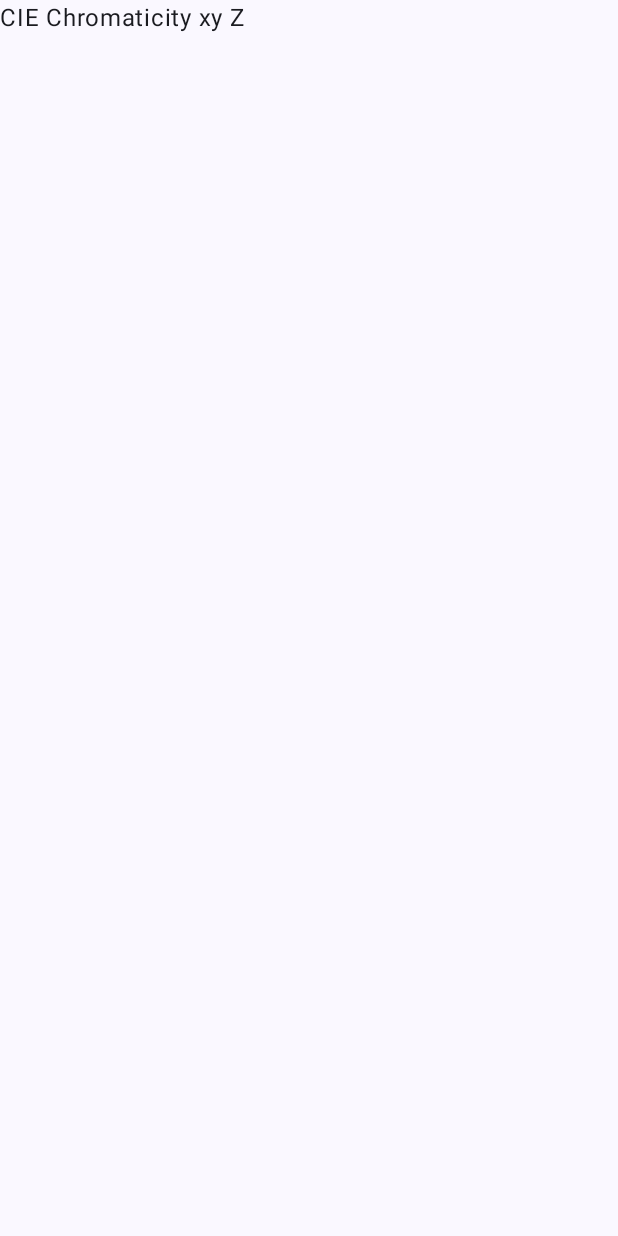
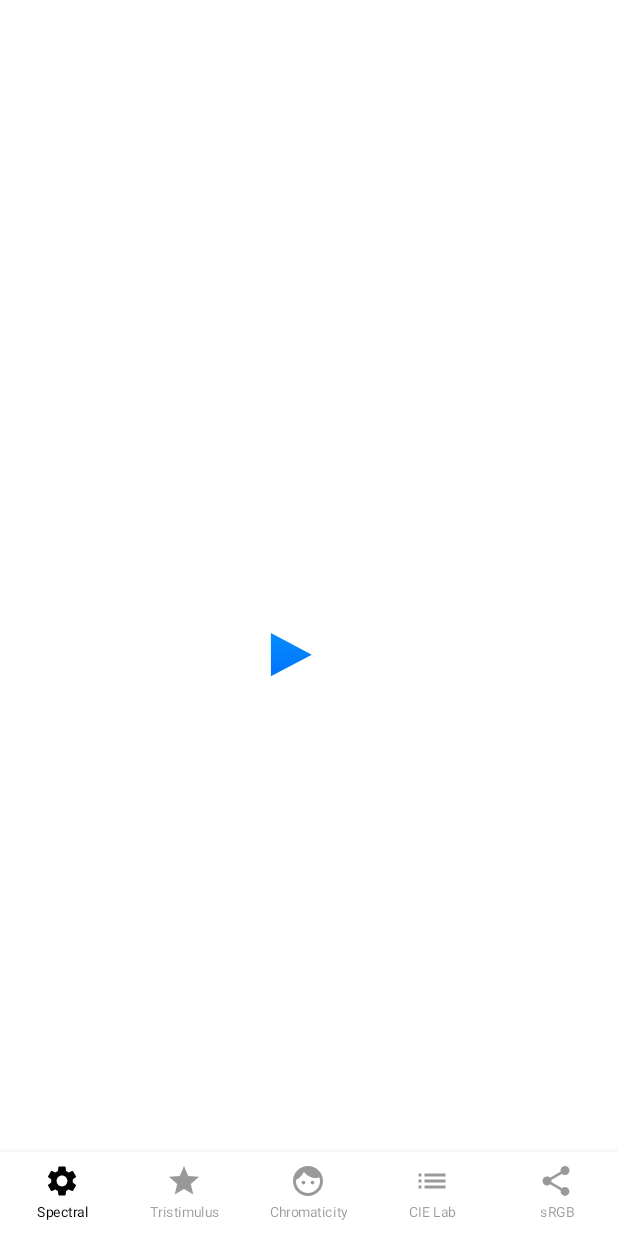
Before and after one commit to yeuchi/colorbration, an Android app built with Jetpack Compose: the ChromaticityActivity screen opened directly, with no data from a screen before it, on a phone screen of 412 x 824 dp. Before the commit the screen is almost empty. Run offline under Robolectric (Android 15) with nearby library versions, the phone set to English and light mode, and no system bars; our stand-ins replace Dagger/Hilt's generated code.

Commit message:
WIP
work in progress
1. adding chromaticity viewmodel

```diff
--- a/android/Colorbration/app/src/main/java/com/ctyeung/colorbration/CIE_LabActivity.kt
+++ b/android/Colorbration/app/src/main/java/com/ctyeung/colorbration/CIE_LabActivity.kt
@@ -12,6 +12,9 @@ import androidx.compose.ui.Modifier
 import com.ctyeung.colorbration.ui.theme.ColorbrationTheme
 import dagger.hilt.android.AndroidEntryPoint
 
+/*
+ * TODO Calculate CIE L*a*b* value and render 3D volume
+ */
 @AndroidEntryPoint
 class CIE_LabActivity : ComponentActivity() {
     override fun onCreate(savedInstanceState: Bundle?) {
--- a/android/Colorbration/app/src/main/java/com/ctyeung/colorbration/ChromaticityActivity.kt
+++ b/android/Colorbration/app/src/main/java/com/ctyeung/colorbration/ChromaticityActivity.kt
@@ -1,32 +1,114 @@
 package com.ctyeung.colorbration
 
-import androidx.appcompat.app.AppCompatActivity
+import android.annotation.SuppressLint
+import android.graphics.PointF
 import android.os.Bundle
 import androidx.activity.ComponentActivity
 import androidx.activity.compose.setContent
+import androidx.activity.viewModels
+import androidx.compose.foundation.Canvas
+import androidx.compose.foundation.layout.Arrangement
+import androidx.compose.foundation.layout.Column
 import androidx.compose.foundation.layout.fillMaxSize
+import androidx.compose.foundation.layout.padding
+import androidx.compose.foundation.layout.size
+import androidx.compose.material.Scaffold
 import androidx.compose.material3.MaterialTheme
 import androidx.compose.material3.Surface
 import androidx.compose.material3.Text
+import androidx.compose.runtime.Composable
+import androidx.compose.ui.Alignment
+import androidx.compose.ui.ExperimentalComposeUiApi
 import androidx.compose.ui.Modifier
+import androidx.compose.ui.graphics.Brush
+import androidx.compose.ui.graphics.Color
+import androidx.compose.ui.graphics.Path
+import androidx.compose.ui.graphics.StrokeCap
+import androidx.compose.ui.graphics.drawscope.Stroke
+import androidx.compose.ui.unit.dp
+import androidx.lifecycle.Observer
 import com.ctyeung.colorbration.ui.theme.ColorbrationTheme
+import com.ctyeung.colorbration.viewmodels.ChromaticEvent
+import com.ctyeung.colorbration.viewmodels.ChromaticityViewModel
 import dagger.hilt.android.AndroidEntryPoint
 
+/*
+ * TODO calculate xy Y and render chromaticity diagram
+ */
 @AndroidEntryPoint
 class ChromaticityActivity : ComponentActivity() {
+    val viewModel: ChromaticityViewModel by viewModels()
+
     override fun onCreate(savedInstanceState: Bundle?) {
         super.onCreate(savedInstanceState)
         setContent {
             ColorbrationTheme {
-                // A surface container using the 'background' color from the theme
-                Surface(
-                    modifier = Modifier.fillMaxSize(),
-                    color = MaterialTheme.colorScheme.background
-                ) {
-                    Text(text = "CIE Chromaticity xy Z")
+                ComposeScreen(emptyList())
+            }
+        }
+    }
 
+    override fun onResume() {
+        super.onResume()
+        viewModel.event.observe(this, Observer(::onViewModelEvent))
+    }
+
+    fun onViewModelEvent(event: ChromaticEvent) {
+        setContent {
+            ColorbrationTheme {
+                when(event) {
+                    is ChromaticEvent.InProgress -> ComposeSpinner()
+                    is ChromaticEvent.Success -> ComposeScreen(event.points)
+                    is ChromaticEvent.Error -> ComposeError(error = event.msg)
+                    else -> {}
                 }
             }
         }
     }
+
+    @SuppressLint("UnusedMaterialScaffoldPaddingParameter")
+    @Composable
+    private fun ComposeScreen(points: List<PointF>) {
+        Scaffold(
+            bottomBar = { BottomNavigation(BottomNavItem.Spectral.screen_route, this) },
+            content = { Render(points) }
+        )
+    }
+
+    @Composable
+    private fun Render(points:List<PointF>) {
+        Column(
+            // in this column we are specifying modifier
+            // and aligning it center of the screen on below lines.
+            modifier = Modifier.fillMaxSize(),
+            horizontalAlignment = Alignment.CenterHorizontally,
+            verticalArrangement = Arrangement.Center
+        ) {
+            ComposeCanvas(points)
+        }
+    }
+
+    @Composable
+    private fun ComposeCanvas(points:List<PointF>) {
+        Canvas(
+            modifier = Modifier
+                .size(100.dp)
+                .padding(16.dp)
+        ) {
+            val trianglePath = Path().let {
+                it.moveTo(this.size.width * .20f, this.size.height * .77f)
+                it.lineTo(this.size.width * .20f, this.size.height * 0.95f)
+                it.lineTo(this.size.width * .37f, this.size.height * 0.86f)
+                it.close()
+                it
+            }
+
+            val colors = listOf(Color(0xFF02b8f9), Color(0xFF0277fe))
+            drawPath(
+                path = trianglePath,
+                Brush.verticalGradient(colors = colors),
+                style = Stroke(width = 15f, cap = StrokeCap.Round)
+            )
+        }
+    }
 }
--- a/android/Colorbration/app/src/main/java/com/ctyeung/colorbration/HP_sRGBActivity.kt
+++ b/android/Colorbration/app/src/main/java/com/ctyeung/colorbration/HP_sRGBActivity.kt
@@ -12,6 +12,10 @@ import androidx.compose.ui.Modifier
 import com.ctyeung.colorbration.ui.theme.ColorbrationTheme
 import dagger.hilt.android.AndroidEntryPoint
 
+/*
+ * TODO HP sRGB color
+ *  Render RGB cube and this color's relative point
+ */
 @AndroidEntryPoint
 class HP_sRGBActivity : ComponentActivity() {
     override fun onCreate(savedInstanceState: Bundle?) {
--- a/android/Colorbration/app/src/main/java/com/ctyeung/colorbration/TristimulusActivity.kt
+++ b/android/Colorbration/app/src/main/java/com/ctyeung/colorbration/TristimulusActivity.kt
@@ -12,6 +12,9 @@ import androidx.compose.ui.Modifier
 import com.ctyeung.colorbration.ui.theme.ColorbrationTheme
 import dagger.hilt.android.AndroidEntryPoint
 
+/*
+ * TODO calculate the integral of standard observer and spectral data => XYZ
+ */
 @AndroidEntryPoint
 class TristimulusActivity : ComponentActivity() {
     override fun onCreate(savedInstanceState: Bundle?) {
--- a/android/Colorbration/app/src/main/java/com/ctyeung/colorbration/di/colormodule.kt
+++ b/android/Colorbration/app/src/main/java/com/ctyeung/colorbration/di/colormodule.kt
@@ -1,6 +1,7 @@
 package com.ctyeung.colorbration.di
 
 import android.content.Context
+import com.ctyeung.colorbration.viewmodels.ChromaticityViewModel
 import com.ctyeung.colorbration.viewmodels.SpectralViewModel
 import dagger.Module
 import dagger.Provides
@@ -12,6 +13,8 @@ import dagger.hilt.components.SingletonComponent
 @Module
 @InstallIn(SingletonComponent::class)
 object colormodule {
+    @Provides
+    fun provideChromaticityViewModel(@ApplicationContext context: Context): ChromaticityViewModel = ChromaticityViewModel(context)
 
     @Provides
     fun provideSpectralViewModel(@ApplicationContext context: Context): SpectralViewModel = SpectralViewModel(context)
--- /dev/null
+++ b/android/Colorbration/app/src/main/java/com/ctyeung/colorbration/viewmodels/ChromaticityViewModel.kt
@@ -0,0 +1,30 @@
+package com.ctyeung.colorbration.viewmodels
+
+import android.content.Context
+import android.graphics.PointF
+import androidx.lifecycle.LiveData
+import androidx.lifecycle.MutableLiveData
+import androidx.lifecycle.ViewModel
+import dagger.hilt.android.lifecycle.HiltViewModel
+import dagger.hilt.android.qualifiers.ApplicationContext
+import javax.inject.Inject
+
+@HiltViewModel
+class ChromaticityViewModel @Inject constructor(
+    @ApplicationContext context: Context
+): ViewModel() {
+    private val _event = MutableLiveData<ChromaticEvent>()
+    val event: LiveData<ChromaticEvent> = _event
+
+    init {
+        /*
+         * TODO retrieve and calculate chromaticity value
+         */
+    }
+}
+
+sealed class ChromaticEvent() {
+    object InProgress : ChromaticEvent()
+    class Success(val points:List<PointF>):ChromaticEvent()
+    class Error(val msg:String):ChromaticEvent()
+}
```
Also changed, not shown: android/Colorbration/app/src/main/java/com/ctyeung/colorbration/MainActivity.kt (+0 -9 lines), android/Colorbration/app/src/main/java/com/ctyeung/colorbration/SpectralActivity.kt (+18 -20 lines).
